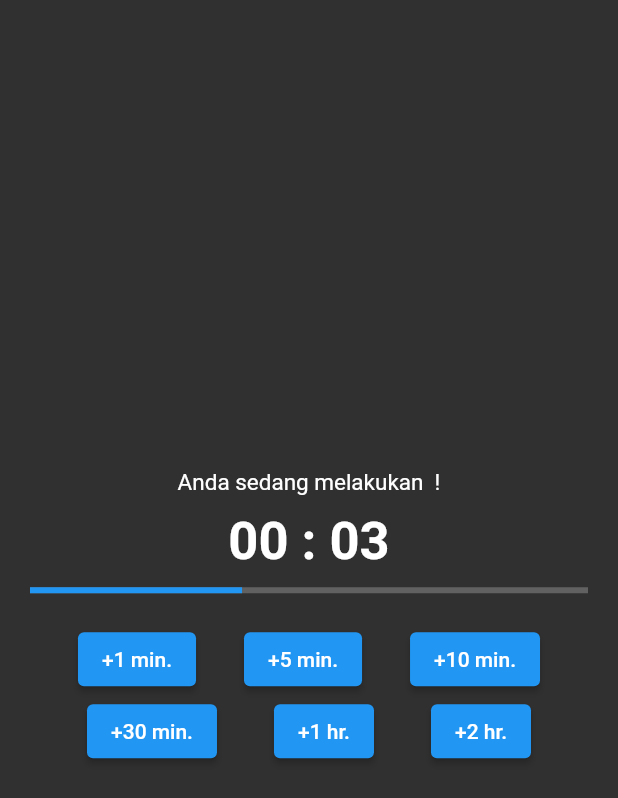
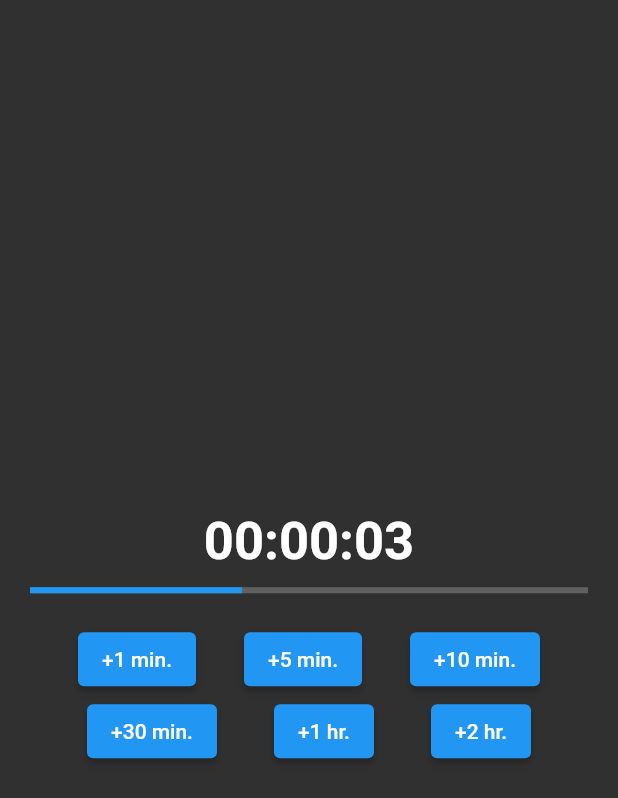
Before and after one commit to jeremia49/CountdownApp, a Flutter app: the Countdown screen opened directly with empty values, on a phone screen of 412 x 824 dp. Shown: the top 798 px of the screen. Run offline on Flutter 3.47's test engine with Material 2 defaults, Android fonts, the phone set to English and light mode, and no system bars; our stand-ins replace shared_preferences; accounts and stored records are empty.

Commit message:
fix timecounter

```diff
--- a/lib/countdown.dart
+++ b/lib/countdown.dart
@@ -32,7 +32,7 @@ class Countdown extends StatelessWidget {
           mainAxisAlignment: MainAxisAlignment.center,
           children: [
             Text(
-              "Anda sedang melakukan " + args.data.title + " !",
+              args.data.title,
               style: const TextStyle(
                 fontSize: 15,
               ),
@@ -66,16 +66,16 @@ class _TimerCountdownState extends State<TimerCountdown> {
     return ((miliDetikSelesai - miliDetikSaatIni) / 1000).round();
   }
 
+  String _printDuration(Duration duration) {
+    //Source : https://stackoverflow.com/questions/54775097/formatting-a-duration-like-hhmmss
+    String twoDigits(int n) => n.toString().padLeft(2, "0");
+    String twoDigitMinutes = twoDigits(duration.inMinutes.remainder(60));
+    String twoDigitSeconds = twoDigits(duration.inSeconds.remainder(60));
+    return "${twoDigits(duration.inHours)}:$twoDigitMinutes:$twoDigitSeconds";
+  }
+
   String get clock {
-    int menit = (detikSisa / 60).floor();
-    int detik = detikSisa % 60;
-    return (menit.toString().length == 2
-            ? menit.toString()
-            : "0" + menit.toString()) +
-        " : " +
-        (detik.toString().length == 2
-            ? detik.toString()
-            : "0" + detik.toString());
+    return _printDuration(Duration(seconds: detikSisa));
   }
 
   void tick(context) {
```
